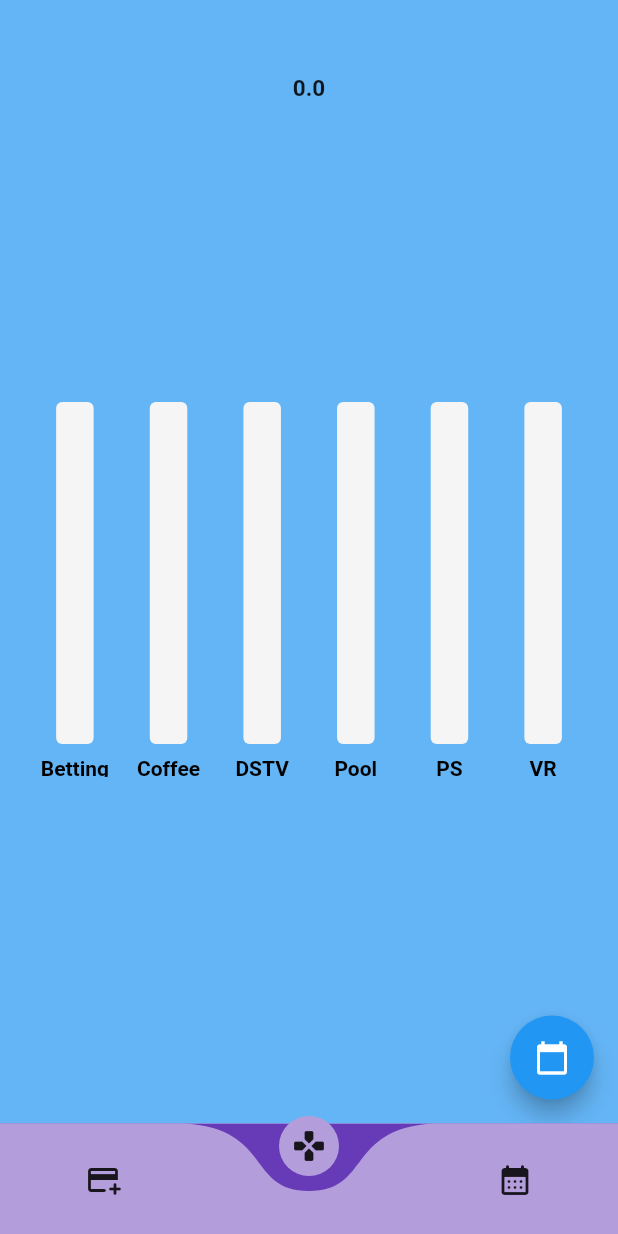
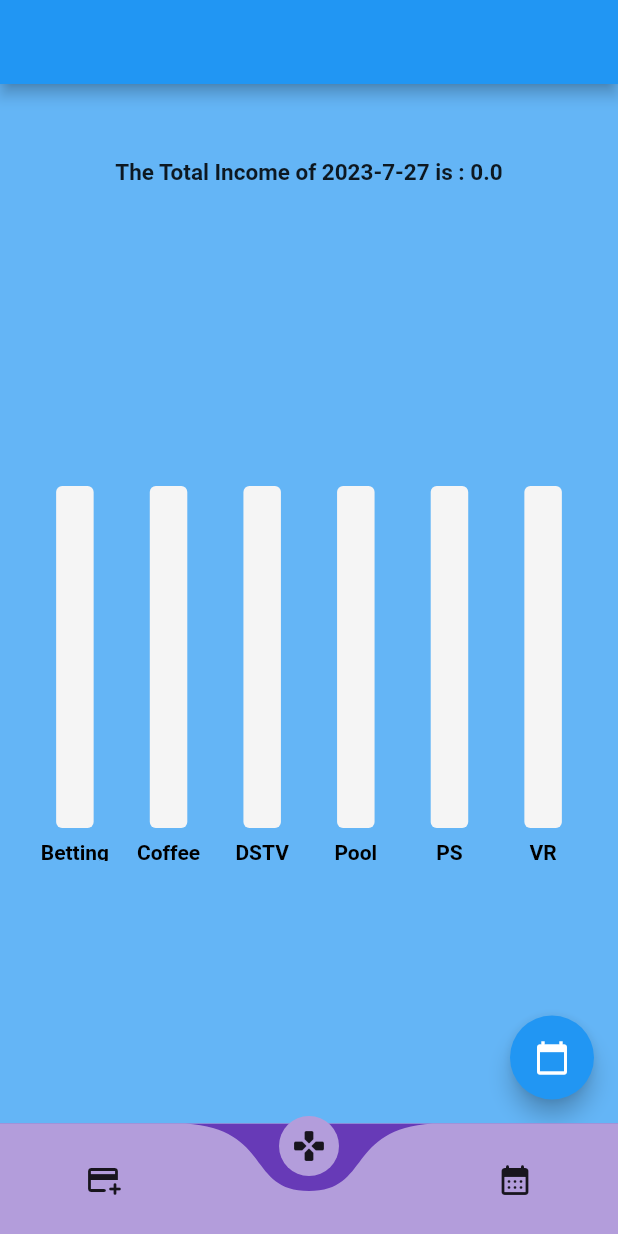
Before and after one commit to daveragos/GZ1, a Flutter app: the screen it shows once a user with an empty profile is signed in, on a phone screen of 412 x 824 dp. Run offline on Flutter 3.47's test engine with Material 2 defaults, Android fonts, the phone set to English and light mode, and no system bars; drawn by our look-alikes of curved_navigation_bar, fl_chart; our stand-ins replace cloud_firestore, firebase_auth, firebase_core; accounts and stored records are empty.

Commit message:
shows total income of the date being shown on barchart

```diff
--- a/lib/home.dart
+++ b/lib/home.dart
@@ -27,6 +27,7 @@
       Icon(Icons.calendar_month_rounded),
     ];
     return Scaffold(
+      appBar: AppBar(),
       resizeToAvoidBottomInset: false,
       body: Padding(
           padding:
--- a/lib/screens/home_page.dart
+++ b/lib/screens/home_page.dart
@@ -2,6 +2,7 @@
 
 import 'package:flutter/material.dart';
 import 'package:game_zoning/Bar_Graph/bar_graph.dart';
+import 'package:game_zoning/database/db_management.dart';
 import 'package:provider/provider.dart';
 
 import '../data/income_data.dart';
@@ -37,7 +38,11 @@
   @override
   Widget build(BuildContext context) {
     final incomeData = Provider.of<IncomeData>(context);
-    double totalIncome = incomeData.addAllIncome();
+    final firestoreManager = FirestoreManager();
+
+    Future<double> getTotalIncome() async {
+      return await firestoreManager.calculateSumOfADate(incomeData.getDate);
+    }
 
     return Scaffold(
       floatingActionButton: FloatingActionButton(
@@ -51,9 +56,28 @@
           SizedBox(
             height: 50,
           ),
-          Text(
-            '$totalIncome',
-            style: TextStyle(fontSize: 15, fontWeight: FontWeight.bold),
+          FutureBuilder<double>(
+            future: getTotalIncome(),
+            builder: (context, snapshot) {
+              if (snapshot.connectionState == ConnectionState.waiting) {
+                return Text(
+                  'Loading...', // Show a loading indicator while fetching data
+                  style: TextStyle(fontSize: 15, fontWeight: FontWeight.bold),
+                );
+              } else if (snapshot.hasError) {
+                return Text(
+                  'Error: ${snapshot.error}',
+                  style: TextStyle(fontSize: 15, fontWeight: FontWeight.bold),
+                );
+              } else {
+                // Show the actual totalIncome value from the snapshot data
+                double totalIncome = snapshot.data!;
+                return Text(
+                  "The Total Income of ${incomeData.getDate} is : $totalIncome",
+                  style: TextStyle(fontSize: 15, fontWeight: FontWeight.bold),
+                );
+              }
+            },
           ),
           SizedBox(
             height: 200,
```
Also changed, not shown: lib/database/db_management.dart (+29 -0 lines).
